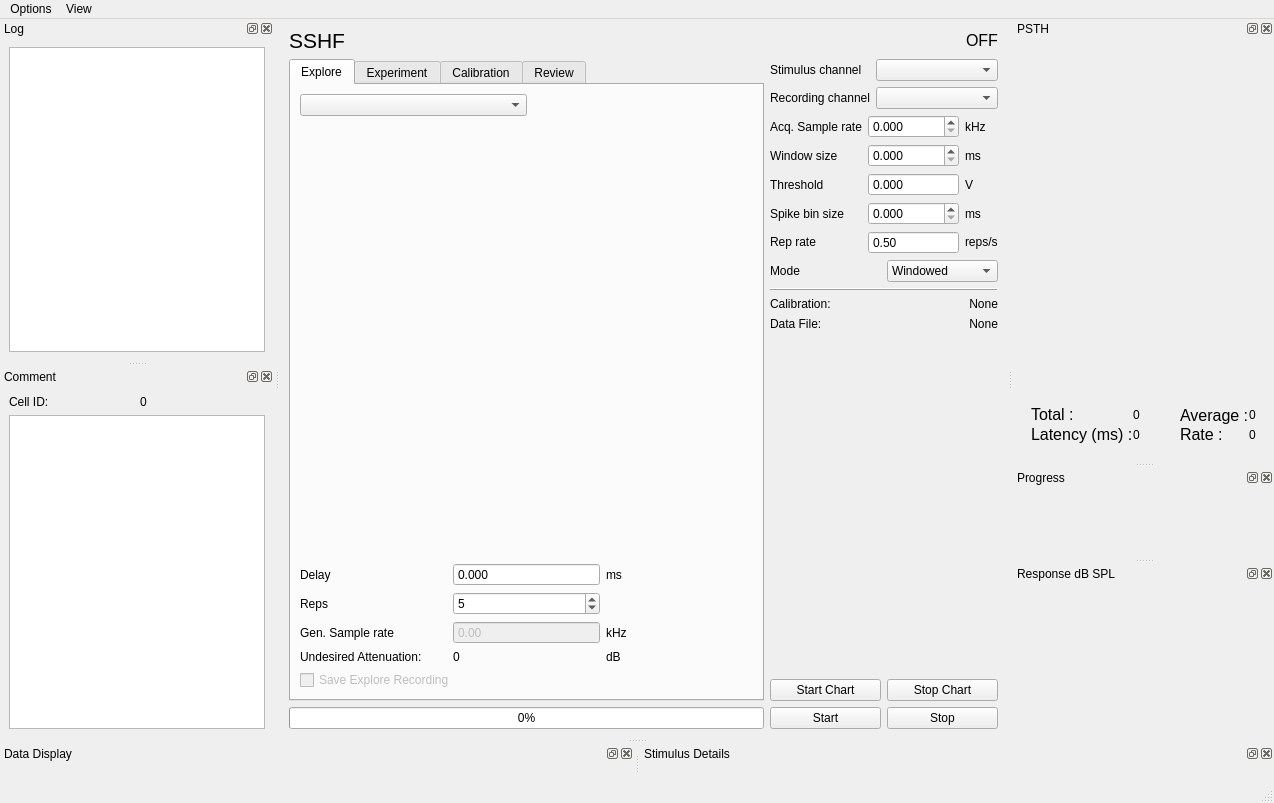
Before: the Qt Designer form spikeylab/gui/main_control.ui in portfors-lab/sparkle, drawn with Qt 5.
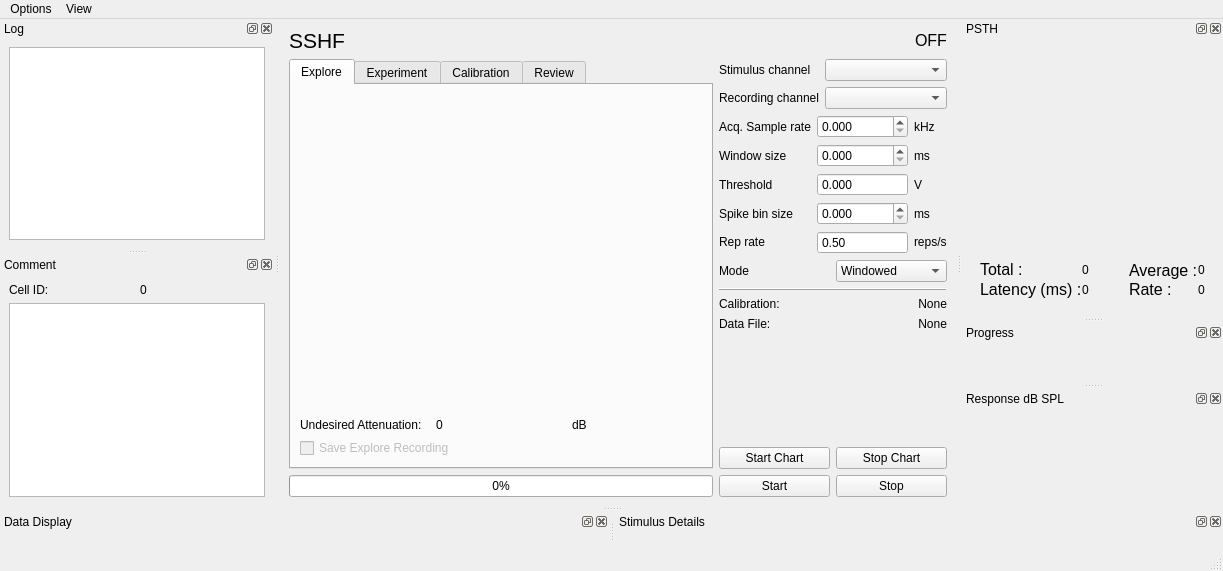
After: the same form once the commit is applied. Custom widgets are drawn as their Qt base class.

```diff
--- a/spikeylab/gui/main_control.ui
+++ b/spikeylab/gui/main_control.ui
@@ -6,8 +6,8 @@
    <rect>
     <x>0</x>
     <y>0</y>
-    <width>1274</width>
-    <height>803</height>
+    <width>1223</width>
+    <height>571</height>
    </rect>
   </property>
   <property name="windowTitle">
@@ -76,65 +76,31 @@
             <item>
              <layout class="QVBoxLayout" name="verticalLayout_9">
               <item>
-               <layout class="QHBoxLayout" name="horizontalLayout_3">
-                <item>
-                 <widget class="QComboBox" name="exploreStimTypeCmbbx">
-                  <property name="sizePolicy">
-                   <sizepolicy hsizetype="Expanding" vsizetype="Fixed">
-                    <horstretch>0</horstretch>
-                    <verstretch>0</verstretch>
-                   </sizepolicy>
-                  </property>
-                 </widget>
-                </item>
-                <item>
-                 <spacer name="horizontalSpacer_2">
-                  <property name="orientation">
-                   <enum>Qt::Horizontal</enum>
-                  </property>
-                  <property name="sizeHint" stdset="0">
-                   <size>
-                    <width>40</width>
-                    <height>20</height>
-                   </size>
-                  </property>
-                 </spacer>
-                </item>
-               </layout>
+               <widget class="QFrame" name="exploreStimEditor">
+                <property name="frameShape">
+                 <enum>QFrame::StyledPanel</enum>
+                </property>
+                <property name="frameShadow">
+                 <enum>QFrame::Raised</enum>
+                </property>
+               </widget>
               </item>
               <item>
-               <widget class="DynamicStackedWidget" name="parameterStack">
-                <property name="currentIndex">
-                 <number>-1</number>
+               <spacer name="verticalSpacer">
+                <property name="orientation">
+                 <enum>Qt::Vertical</enum>
                 </property>
-               </widget>
+                <property name="sizeHint" stdset="0">
+                 <size>
+                  <width>20</width>
+                  <height>40</height>
+                 </size>
+                </property>
+               </spacer>
               </item>
               <item>
                <layout class="QGridLayout" name="gridLayout_7">
-                <item row="1" column="0">
-                 <widget class="QLabel" name="label_39">
-                  <property name="text">
-                   <string>Reps</string>
-                  </property>
-                 </widget>
-                </item>
-                <item row="1" column="1">
-                 <widget class="QSpinBox" name="exNrepsSpnbx">
-                  <property name="toolTip">
-                   <string>Number of presentations before plots reset</string>
-                  </property>
-                  <property name="minimum">
-                   <number>1</number>
-                  </property>
-                  <property name="maximum">
-                   <number>100</number>
-                  </property>
-                  <property name="value">
-                   <number>5</number>
-                  </property>
-                 </widget>
-                </item>
-                <item row="4" column="0" colspan="2">
+                <item row="1" column="0" colspan="2">
                  <widget class="QCheckBox" name="save_explore_ckbx">
                   <property name="enabled">
                    <bool>false</bool>
@@ -144,14 +110,14 @@
                   </property>
                  </widget>
                 </item>
-                <item row="3" column="0">
+                <item row="0" column="0">
                  <widget class="QLabel" name="label_20">
                   <property name="text">
                    <string>Undesired Attenuation:</string>
                   </property>
                  </widget>
                 </item>
-                <item row="3" column="1">
+                <item row="0" column="1">
                  <widget class="QLabel" name="overAttenLbl">
                   <property name="toolTip">
                    <string>Stimulus had to be scaled down by this amount to be generated</string>
@@ -161,70 +127,13 @@
                   </property>
                  </widget>
                 </item>
-                <item row="3" column="2">
+                <item row="0" column="2">
                  <widget class="QLabel" name="label_23">
                   <property name="text">
                    <string>dB</string>
                   </property>
                  </widget>
                 </item>
-                <item row="2" column="1">
-                 <widget class="SmartSpinBox" name="aosrSpnbx">
-                  <property name="enabled">
-                   <bool>false</bool>
-                  </property>
-                  <property name="toolTip">
-                   <string extracomment="You can't change this">Stimulus output sampling rate</string>
-                  </property>
-                  <property name="buttonSymbols">
-                   <enum>QAbstractSpinBox::NoButtons</enum>
-                  </property>
-                  <property name="maximum">
-                   <double>500000.000000000000000</double>
-                  </property>
-                 </widget>
-                </item>
-                <item row="2" column="0">
-                 <widget class="QLabel" name="label_6">
-                  <property name="text">
-                   <string>Gen. Sample rate</string>
-                  </property>
-                 </widget>
-                </item>
-                <item row="0" column="0">
-                 <widget class="QLabel" name="label_24">
-                  <property name="text">
-                   <string>Delay</string>
-                  </property>
-                 </widget>
-                </item>
-                <item row="2" column="2">
-                 <widget class="QLabel" name="funit_lbl">
-                  <property name="text">
-                   <string>kHz</string>
-                  </property>
-                 </widget>
-                </item>
-                <item row="0" column="1">
-                 <widget class="QDoubleSpinBox" name="delaySpnbx">
-                  <property name="buttonSymbols">
-                   <enum>QAbstractSpinBox::NoButtons</enum>
-                  </property>
-                  <property name="decimals">
-                   <number>3</number>
-                  </property>
-                  <property name="maximum">
-                   <double>3000.000000000000000</double>
-                  </property>
-                 </widget>
-                </item>
-                <item row="0" column="2">
-                 <widget class="QLabel" name="tunit_lbl_3">
-                  <property name="text">
-                   <string>ms</string>
-                  </property>
-                 </widget>
-                </item>
                </layout>
               </item>
              </layout>
@@ -822,7 +731,7 @@
     <rect>
      <x>0</x>
      <y>0</y>
-     <width>1274</width>
+     <width>1223</width>
      <height>21</height>
     </rect>
    </property>
@@ -1203,12 +1112,6 @@
    <header>spikeylab.gui.plotting.pyqtgraph_widgets</header>
    <container>1</container>
   </customwidget>
-  <customwidget>
-   <class>DynamicStackedWidget</class>
-   <extends>QStackedWidget</extends>
-   <header>spikeylab.gui.stim.dynamic_stacker</header>
-   <container>1</container>
-  </customwidget>
   <customwidget>
    <class>ProtocolView</class>
    <extends>QTableView</extends>
```
Left out of the diff: 58 changed lines with no effect on the pictures.
